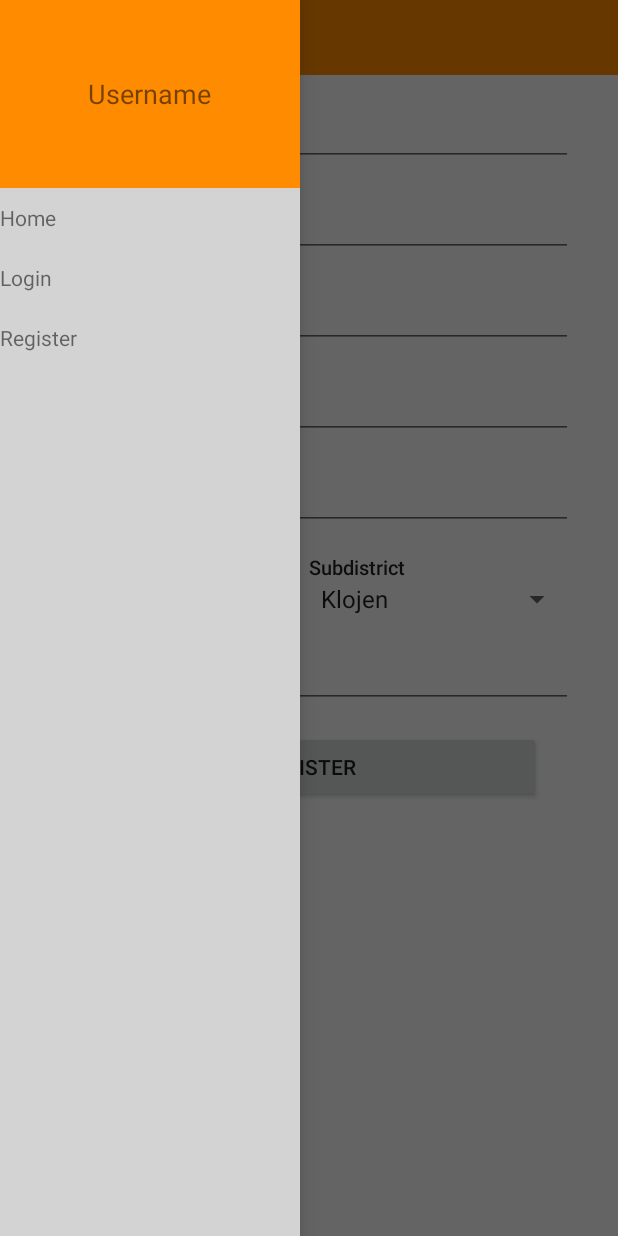
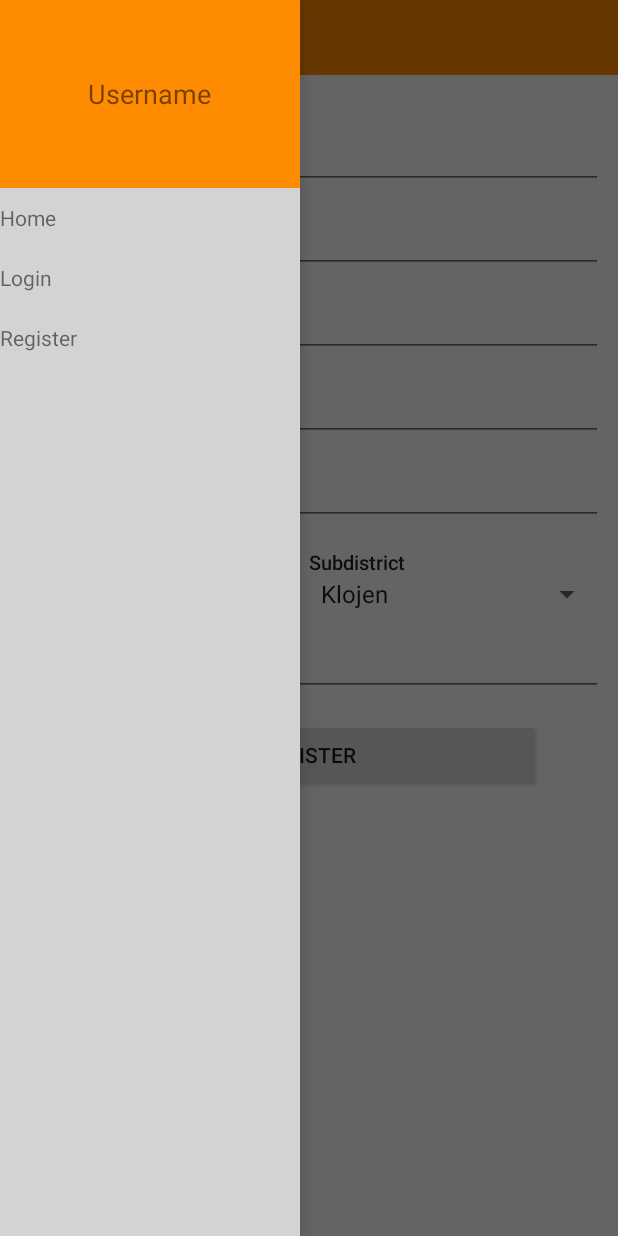
Before and after one commit to LittleFireflies/Negosio, an Android app: the fragment RegisterBoard placed in its activity, with the side drawer open, on a phone screen of 412 x 824 dp. Run offline under Robolectric (Android 15) with nearby library versions, the phone set to English and light mode, and no system bars; our stand-ins replace Firebase (no records; nobody signed in at launch, a user with empty details on screens opened directly); libraries missing offline, so code that uses them is left out: io.realm; 9 statements that could not run were skipped.

Commit message:
Penyewaan w/o database

```diff
--- a/app/build.gradle
+++ b/app/build.gradle
@@ -38,13 +38,14 @@ dependencies {
         exclude group: 'com.android.support', module: 'support-annotations'
     })
     compile 'com.android.support:appcompat-v7:24.2.1'
+    compile 'com.android.support:design:24.2.1'
     compile 'com.firebase:firebase-client-android:2.5.2'
     compile 'com.google.firebase:firebase-core:9.4.0'
     compile 'com.google.firebase:firebase-database:9.4.0'
     compile 'com.google.firebase:firebase-auth:9.4.0'
     compile 'com.android.support:support-v4:24.2.1'
+    compile 'com.android.support:recyclerview-v7:24.2.1'
     testCompile 'junit:junit:4.12'
-    compile 'com.android.support:recyclerview-v7:24.2.1'
 }
 
 apply plugin: 'com.google.gms.google-services'
--- a/app/src/main/java/id/sch/smktelkom_mlg/projectwork/negosio/board/NavigationBoard.java
+++ b/app/src/main/java/id/sch/smktelkom_mlg/projectwork/negosio/board/NavigationBoard.java
@@ -12,7 +12,6 @@ import android.view.LayoutInflater;
 import android.view.View;
 import android.view.ViewGroup;
 import android.widget.LinearLayout;
-import android.widget.TextView;
 
 import java.util.ArrayList;
 
@@ -27,16 +26,16 @@ import io.realm.Realm;
  */
 public class NavigationBoard extends Fragment implements View.OnClickListener{
 
+    Context ctx;
+    LinearLayout logged, unlogged;
+    LinearLayout llLogin, llRegister, llSewa;
+    LinearLayout llLogout;
     private View containerView;
-    Context ctx;
     private Realm realm;
     private LoginHelper loginHelper;
     private DrawerLayout drawerLayout;
     private ActionBarDrawerToggle actionBarDrawerToogle;
     private FragmentDrawerListener fragmentDrawerListener;
-    LinearLayout logged, unlogged;
-    LinearLayout llLogin, llRegister;
-    LinearLayout llLogout;
 
     public NavigationBoard() {
         // Required empty public constructor
@@ -68,6 +67,7 @@ public class NavigationBoard extends Fragment implements View.OnClickListener{
         llLogin.setOnClickListener(this);
         llRegister.setOnClickListener(this);
         llLogout.setOnClickListener(this);
+        llSewa.setOnClickListener(this);
     }
 
     private void setNavigationBoard() {
@@ -95,6 +95,7 @@ public class NavigationBoard extends Fragment implements View.OnClickListener{
         llLogin = (LinearLayout) containerView.findViewById(R.id.llLogin);
         llRegister = (LinearLayout) containerView.findViewById(R.id.llRegister);
         llLogout = (LinearLayout) containerView.findViewById(R.id.llLogout);
+        llSewa = (LinearLayout) containerView.findViewById(R.id.llSewa);
     }
 
     @Override
@@ -105,6 +106,9 @@ public class NavigationBoard extends Fragment implements View.OnClickListener{
                 break;
             case R.id.llRegister:
                 ((MainActivity)ctx).displayView(R.string.ClassRegister);
+                break;
+            case R.id.llSewa:
+                ((MainActivity) ctx).displayView(R.string.ClassSewa);
                 break;
             case R.id.llLogout:
                 loginHelper.logOut();
@@ -127,7 +131,8 @@ public class NavigationBoard extends Fragment implements View.OnClickListener{
 
 
     public interface FragmentDrawerListener{
-        public void onDrawerItemSelected(View view, int position);
-        public void onDrawerProfileSelected(View view);
+        void onDrawerItemSelected(View view, int position);
+
+        void onDrawerProfileSelected(View view);
     }
 }
--- a/app/src/main/java/id/sch/smktelkom_mlg/projectwork/negosio/manager/AppController.java
+++ b/app/src/main/java/id/sch/smktelkom_mlg/projectwork/negosio/manager/AppController.java
@@ -8,6 +8,7 @@ import id.sch.smktelkom_mlg.projectwork.negosio.R;
 import id.sch.smktelkom_mlg.projectwork.negosio.board.HomeBoard;
 import id.sch.smktelkom_mlg.projectwork.negosio.board.LoginBoard;
 import id.sch.smktelkom_mlg.projectwork.negosio.board.RegisterBoard;
+import id.sch.smktelkom_mlg.projectwork.negosio.board.SewaBoard;
 import io.realm.Realm;
 import io.realm.RealmConfiguration;
 
@@ -41,6 +42,9 @@ public class AppController extends Application {
             case R.string.ClassRegister:
                 fragment = new RegisterBoard();
                 break;
+            case R.string.ClassSewa:
+                fragment = new SewaBoard();
+                break;
         }
 
         return fragment;
--- a/app/src/main/res/layout/fragment_register.xml
+++ b/app/src/main/res/layout/fragment_register.xml
@@ -6,79 +6,93 @@
 
     <!-- TODO: Update blank fragment layout -->
 
+    <ScrollView
+        android:layout_width="match_parent"
+        android:layout_height="match_parent">
     <LinearLayout
         android:layout_width="match_parent"
         android:layout_height="match_parent"
+        android:layout_marginLeft="10dp"
+        android:layout_marginRight="10dp"
+        android:layout_marginTop="20dp"
         android:orientation="vertical">
 
+        <android.support.design.widget.TextInputLayout
+            android:layout_width="match_parent"
+            android:layout_height="match_parent">
         <EditText
             android:id="@+id/etUsername"
             android:layout_width="match_parent"
             android:layout_height="wrap_content"
-            android:layout_marginLeft="30dp"
-            android:layout_marginRight="30dp"
             android:layout_marginTop="15dp"
             android:ems="10"
             android:hint="Username"
             android:inputType="textPersonName" />
+        </android.support.design.widget.TextInputLayout>
 
+        <android.support.design.widget.TextInputLayout
+            android:layout_width="match_parent"
+            android:layout_height="match_parent">
         <EditText
             android:id="@+id/etName"
             android:layout_width="match_parent"
             android:layout_height="wrap_content"
-            android:layout_marginLeft="30dp"
-            android:layout_marginRight="30dp"
             android:layout_marginTop="15dp"
             android:ems="10"
             android:hint="Name"
             android:inputType="textPersonName" />
+        </android.support.design.widget.TextInputLayout>
 
+        <android.support.design.widget.TextInputLayout
+            android:layout_width="match_parent"
+            android:layout_height="match_parent">
         <EditText
             android:id="@+id/etPassword"
             android:layout_width="match_parent"
             android:layout_height="wrap_content"
-            android:layout_marginLeft="30dp"
-            android:layout_marginRight="30dp"
             android:layout_marginTop="15dp"
             android:ems="10"
             android:hint="Password"
             android:inputType="textPassword" />
+        </android.support.design.widget.TextInputLayout>
 
+        <android.support.design.widget.TextInputLayout
+            android:layout_width="match_parent"
+            android:layout_height="match_parent">
         <EditText
             android:id="@+id/etRePassword"
             android:layout_width="match_parent"
             android:layout_height="wrap_content"
-            android:layout_marginLeft="30dp"
-            android:layout_marginRight="30dp"
             android:layout_marginTop="15dp"
             android:ems="10"
             android:hint="Re-type Password"
             android:inputType="textPassword" />
+        </android.support.design.widget.TextInputLayout>
 
+        <android.support.design.widget.TextInputLayout
+            android:layout_width="match_parent"
+            android:layout_height="match_parent">
         <EditText
             android:id="@+id/etEmail"
             android:layout_width="match_parent"
             android:layout_height="wrap_content"
-            android:layout_marginLeft="30dp"
-            android:layout_marginRight="30dp"
             android:layout_marginTop="15dp"
             android:ems="10"
             android:hint="Email"
             android:inputType="textEmailAddress" />
+        </android.support.design.widget.TextInputLayout>
 
         <LinearLayout
             android:layout_width="match_parent"
             android:layout_height="wrap_content"
-            android:layout_marginLeft="30dp"
-            android:layout_marginRight="30dp"
             android:layout_marginTop="15dp"
             android:orientation="horizontal">
 
             <TextView
                 android:id="@+id/textView3"
                 android:layout_width="0dp"
+                android:layout_height="wrap_content"
                 android:layout_weight="1"
-                android:layout_height="wrap_content"
                 android:text="City"
                 android:textAppearance="@style/TextAppearance.AppCompat.Title"
                 android:textSize="13sp" />
@@ -96,8 +110,6 @@
         <LinearLayout
             android:layout_width="match_parent"
             android:layout_height="wrap_content"
-            android:layout_marginLeft="30dp"
-            android:layout_marginRight="30dp"
             android:orientation="horizontal">
             <Spinner
                 android:id="@+id/spKota"
@@ -113,16 +125,18 @@
                 android:layout_weight="1"/>
         </LinearLayout>
 
+        <android.support.design.widget.TextInputLayout
+            android:layout_width="match_parent"
+            android:layout_height="match_parent">
         <EditText
             android:id="@+id/etPhone"
             android:layout_width="match_parent"
             android:layout_height="wrap_content"
-            android:layout_marginLeft="30dp"
-            android:layout_marginRight="30dp"
             android:layout_marginTop="15dp"
             android:ems="10"
             android:hint="Phone Number"
             android:inputType="numberSigned" />
+        </android.support.design.widget.TextInputLayout>
 
         <Button
             android:id="@+id/btnRegister"
@@ -134,4 +148,5 @@
             android:text="REGISTER"
             android:textAlignment="center" />
     </LinearLayout>
+    </ScrollView>
 </FrameLayout>
--- a/app/src/main/res/layout/navigationboard.xml
+++ b/app/src/main/res/layout/navigationboard.xml
@@ -2,8 +2,8 @@
 <LinearLayout xmlns:android="http://schemas.android.com/apk/res/android"
     android:layout_width="200dp"
     android:layout_height="match_parent"
-    android:orientation="vertical"
-    android:background="@color/LightGrey">
+    android:background="@color/LightGrey"
+    android:orientation="vertical">
     <RelativeLayout
         android:layout_width="match_parent"
         android:layout_height="125dp"
@@ -23,15 +23,15 @@
         <TextView
             android:layout_width="match_parent"
             android:layout_height="match_parent"
-            android:text="Home"
-            android:gravity="center_vertical"/>
+            android:gravity="center_vertical"
+            android:text="Home" />
     </LinearLayout>
     <LinearLayout
-        android:visibility="gone"
         android:id="@+id/UNLOGGED"
         android:layout_width="match_parent"
         android:layout_height="wrap_content"
-        android:orientation="vertical">
+        android:orientation="vertical"
+        android:visibility="gone">
         <LinearLayout
             android:id="@+id/llLogin"
             android:layout_width="match_parent"
@@ -39,8 +39,8 @@
             <TextView
                 android:layout_width="match_parent"
                 android:layout_height="match_parent"
-                android:text="Login"
-                android:gravity="center_vertical"/>
+                android:gravity="center_vertical"
+                android:text="Login" />
         </LinearLayout>
         <LinearLayout
             android:id="@+id/llRegister"
@@ -49,8 +49,8 @@
             <TextView
                 android:layout_width="match_parent"
                 android:layout_height="match_parent"
-                android:text="Register"
-                android:gravity="center_vertical"/>
+                android:gravity="center_vertical"
+                android:text="Register" />
         </LinearLayout>
     </LinearLayout>
 
@@ -63,11 +63,13 @@
             android:id="@+id/llSewa"
             android:layout_width="match_parent"
             android:layout_height="40dp">
+
             <TextView
+                android:id="@+id/textView"
                 android:layout_width="match_parent"
                 android:layout_height="match_parent"
-                android:text="Penyewaan"
-                android:gravity="center_vertical"/>
+                android:gravity="center_vertical"
+                android:text="Penyewaan" />
         </LinearLayout>
         <LinearLayout
             android:id="@+id/llSetting"
@@ -76,8 +78,8 @@
             <TextView
                 android:layout_width="match_parent"
                 android:layout_height="match_parent"
-                android:text="Pengaturan"
-                android:gravity="center_vertical"/>
+                android:gravity="center_vertical"
+                android:text="Pengaturan" />
         </LinearLayout>
         <LinearLayout
             android:id="@+id/llLogout"
@@ -86,8 +88,8 @@
             <TextView
                 android:layout_width="match_parent"
                 android:layout_height="match_parent"
-                android:text="Logout"
-                android:gravity="center_vertical"/>
+                android:gravity="center_vertical"
+                android:text="Logout" />
         </LinearLayout>
     </LinearLayout>
 </LinearLayout>
--- a/app/src/main/res/values/strings.xml
+++ b/app/src/main/res/values/strings.xml
@@ -10,4 +10,5 @@
     <string name="ClassHome">Home</string>
     <string name="ClassLogin">Login</string>
     <string name="ClassRegister">Register</string>
+    <string name="ClassSewa">Add Product</string>
 </resources>
```
Also changed, not shown: app/src/main/java/id/sch/smktelkom_mlg/projectwork/negosio/board/SewaBoard.java (added, +65 -0 lines), app/src/main/res/layout/fragment_login.xml (+13 -6 lines), app/src/main/res/layout/fragment_sewa.xml (added, +84 -0 lines), app/src/main/res/values/arrays.xml (+7 -0 lines).
